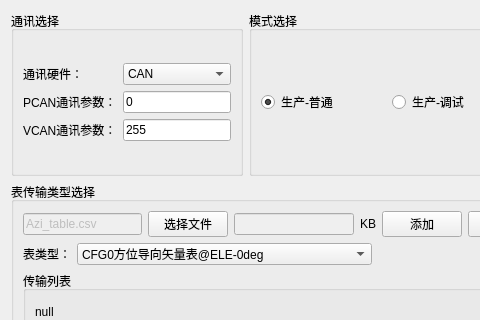
The window that eol_window/eol_window.ui (aron566/EOL_CAN_Tool) describes before a commit, drawn with Qt 5; both pictures show x 0 to 480 and y 0 to 320 of the 800 by 701 pixel window.
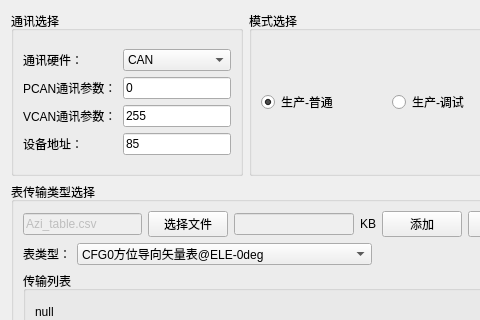
The same window after the commit.

Commit message: <feat>: <增加DTC报警项，增加设备通讯地址设置>

What changed in the file:
```diff
--- a/eol_window/eol_window.ui
+++ b/eol_window/eol_window.ui
@@ -167,6 +167,13 @@
             </property>
            </widget>
           </item>
+          <item>
+           <widget class="QLabel" name="dev_addr_label">
+            <property name="text">
+             <string>设备地址：</string>
+            </property>
+           </widget>
+          </item>
          </layout>
         </item>
         <item>
@@ -209,6 +216,13 @@
             </property>
            </widget>
           </item>
+          <item>
+           <widget class="QLineEdit" name="dev_addr_lineEdit">
+            <property name="text">
+             <string>85</string>
+            </property>
+           </widget>
+          </item>
          </layout>
         </item>
        </layout>
```
The commit also changes 8 other files.
